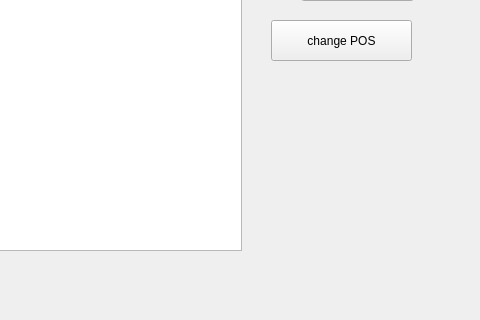
Before: the Qt Designer form Rocket_launch/mainwindow.ui in ZeynalovZ/Course-Work, drawn with Qt 5; both pictures show x 719 to 1199 and y 337 to 657 of the 1199 by 747 pixel window.
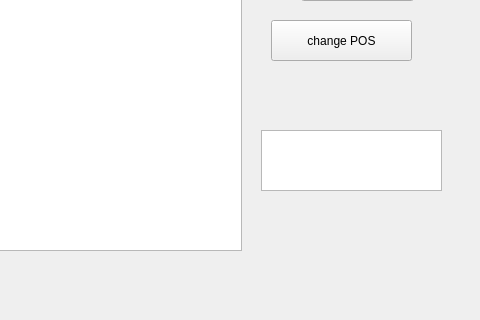
After: the same form once the commit is applied.

```diff
--- a/Rocket_launch/mainwindow.ui
+++ b/Rocket_launch/mainwindow.ui
@@ -119,6 +119,16 @@
      <string>Z</string>
     </property>
    </widget>
+   <widget class="QTextEdit" name="AngleInfo">
+    <property name="geometry">
+     <rect>
+      <x>980</x>
+      <y>450</y>
+      <width>181</width>
+      <height>61</height>
+     </rect>
+    </property>
+   </widget>
   </widget>
   <widget class="QMenuBar" name="menuBar">
    <property name="geometry">
```
